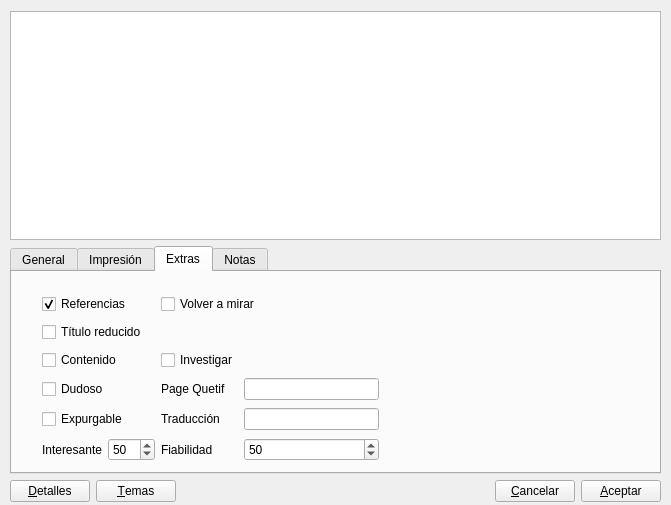
Old version of the form gui/dlgnuevaobra.ui in the repository rogorido/qtpredicadores.
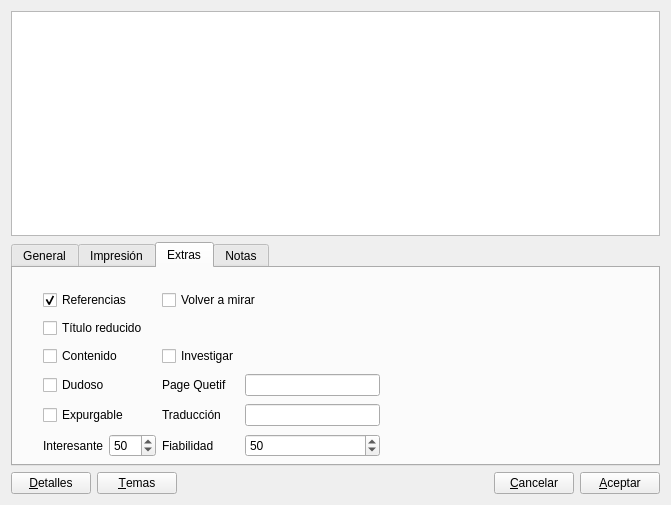
New version of the form. The open tabs and pages were chosen to show the change. Icons and pictures are not drawn. Custom widgets are drawn as their Qt base class.

Commit message: Transformando a QWidget antiguos otros QDialog: dlgNuevaObra

```diff
--- a/gui/dlgnuevaobra.ui
+++ b/gui/dlgnuevaobra.ui
@@ -1,7 +1,7 @@
 <?xml version="1.0" encoding="UTF-8"?>
 <ui version="4.0">
  <class>dlgNuevaObra</class>
- <widget class="QDialog" name="dlgNuevaObra">
+ <widget class="QWidget" name="dlgNuevaObra">
   <property name="geometry">
    <rect>
     <x>0</x>
@@ -13,14 +13,9 @@
   <property name="windowTitle">
    <string>Nueva obra</string>
   </property>
-  <widget class="QWidget" name="layoutWidget">
-   <property name="geometry">
-    <rect>
-     <x>10</x>
-     <y>11</y>
-     <width>651</width>
-     <height>491</height>
-    </rect>
+  <property name="windowIcon">
+   <iconset resource="../icons.qrc">
+    <normaloff>:/icons/icons/book.png</normaloff>:/icons/icons/book.png</iconset>
    </property>
    <layout class="QVBoxLayout" name="verticalLayout">
     <item>
@@ -440,7 +435,6 @@
     </item>
    </layout>
   </widget>
- </widget>
  <customwidgets>
   <customwidget>
    <class>myQLineEdit</class>
```
Left out of the diff: 6 changed lines with no effect on the pictures. Lines whose indentation alone changed are shown as unchanged. The commit also changes 6 other files.
